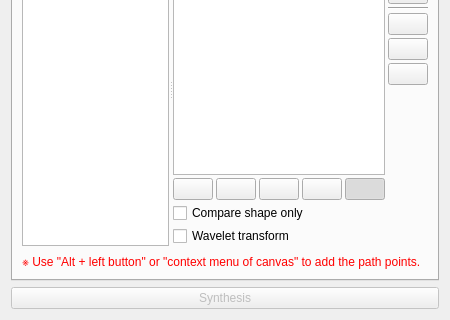
The window that pyslvs_ui/synthesis/dimensional_synthesis/dimension_widget.ui (KmolYuan/Pyslvs-UI) describes before a commit, drawn with Qt 5; both pictures show x 0 to 450 and y 396 to 716 of the 450 by 716 pixel window.
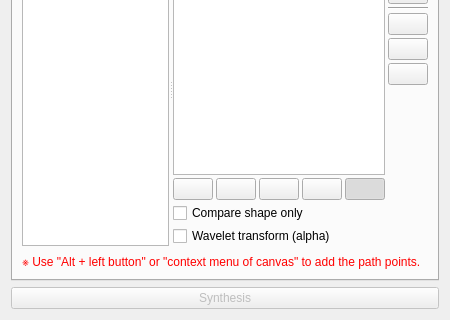
The same window after the commit. The open tabs and pages were chosen to show the change. Icons and pictures are not drawn.

```diff
--- a/pyslvs_ui/synthesis/dimensional_synthesis/dimension_widget.ui
+++ b/pyslvs_ui/synthesis/dimensional_synthesis/dimension_widget.ui
@@ -439,7 +439,7 @@
                 <item>
                  <widget class="QCheckBox" name="wavelet_mode_option">
                   <property name="text">
-                   <string>Wavelet transform</string>
+                   <string>Wavelet transform (alpha)</string>
                   </property>
                  </widget>
                 </item>
```
